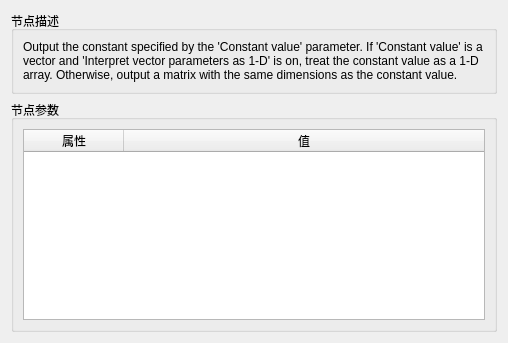
Before: the Qt Designer form dialogs/nodeparametersdialog.ui in L-Net-1992/ADAS_AD_Developer, drawn with Qt 5.
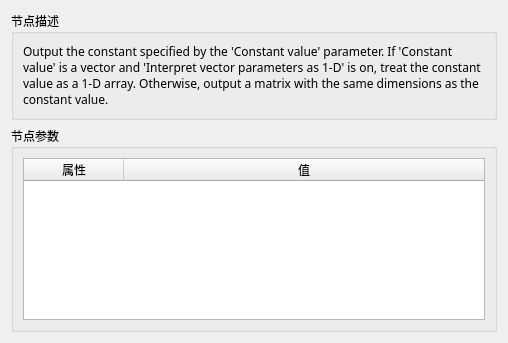
After: the same form once the commit is applied.

Diff of the .ui file:
```diff
--- a/dialogs/nodeparametersdialog.ui
+++ b/dialogs/nodeparametersdialog.ui
@@ -10,6 +10,11 @@
     <height>343</height>
    </rect>
   </property>
+  <property name="font">
+   <font>
+    <family>方正准圆简体</family>
+   </font>
+  </property>
   <property name="windowTitle">
    <string>节点参数</string>
   </property>
```
